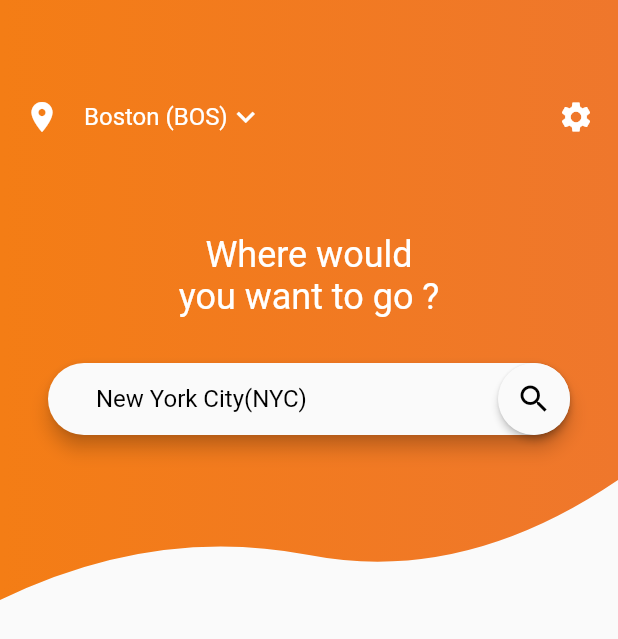
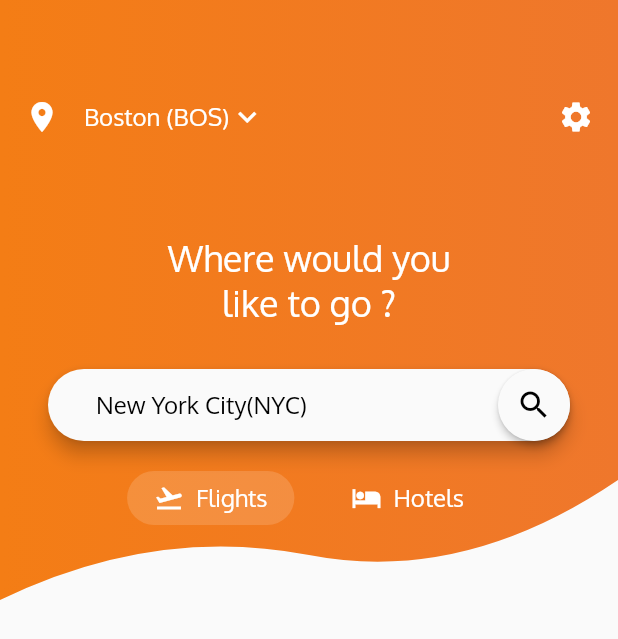
Before and after one commit to grrrgpratik/FlightTicketTracker, a Flutter app: the screen it shows after launch, on a phone screen of 412 x 824 dp. Shown: the top 639 px of the screen. Run offline on Flutter 3.47's test engine with Material 2 defaults, Android fonts, the phone set to English and light mode, and no system bars.

Commit message:
choice chip added in homescreen

```diff
--- a/lib/main.dart
+++ b/lib/main.dart
@@ -1,5 +1,6 @@
 import 'package:flight_ticket_tracker/CustomShapeClipper.dart';
 import 'package:flutter/material.dart';
+import 'package:flutter/services.dart';
 
 void main() => runApp((MaterialApp(
     title: "Flight Tracker App",
@@ -19,6 +20,8 @@ class MyApp extends StatelessWidget {
   // This widget is the root of your application.
   @override
   Widget build(BuildContext context) {
+    SystemChrome.setSystemUIOverlayStyle(
+        SystemUiOverlayStyle(statusBarColor: Color(0xFFC86712)));
     return Scaffold(
       body: Column(
         children: <Widget>[HomeScreenTopContainer()],
@@ -37,6 +40,7 @@ class HomeScreenTopContainer extends StatefulWidget {
 
 class _HomeScreenTopContainerState extends State<HomeScreenTopContainer> {
   var selectedLocationIndex = 0;
+  var isFlightSelected = true;
 
   @override
   Widget build(BuildContext context) {
@@ -106,7 +110,7 @@ class _HomeScreenTopContainerState extends State<HomeScreenTopContainer> {
                   height: 50,
                 ),
                 Text(
-                  "Where would\nyou want to go ?",
+                  "Where would you\nlike to go ?",
                   style: TextStyle(fontSize: 24, color: Colors.white),
                   textAlign: TextAlign.center,
                 ),
@@ -137,8 +141,30 @@ class _HomeScreenTopContainerState extends State<HomeScreenTopContainer> {
                     ),
                   ),
                 ),
+                SizedBox(height: 20.0),
                 Row(
-                  children: <Widget>[],
+                  mainAxisAlignment: MainAxisAlignment.spaceAround,
+                  mainAxisSize: MainAxisSize.min,
+                  children: <Widget>[
+                    InkWell(
+                      onTap: () {
+                        setState(() {
+                          isFlightSelected = true;
+                        });
+                      },
+                      child: ChoiceChip(
+                          Icons.flight_takeoff, "Flights", isFlightSelected),
+                    ),
+                    SizedBox(width: 20),
+                    InkWell(
+                        onTap: () {
+                          setState(() {
+                            isFlightSelected = false;
+                          });
+                        },
+                        child: ChoiceChip(
+                            Icons.hotel, "Hotels", !isFlightSelected)),
+                  ],
                 )
               ],
             ),
@@ -148,3 +174,38 @@ class _HomeScreenTopContainerState extends State<HomeScreenTopContainer> {
     );
   }
 }
+
+class ChoiceChip extends StatefulWidget {
+  final IconData icon;
+  final String text;
+  final bool isSelected;
+
+  ChoiceChip(this.icon, this.text, this.isSelected);
+  _ChoiceChipState createState() => _ChoiceChipState();
+}
+
+class _ChoiceChipState extends State<ChoiceChip> {
+  @override
+  Widget build(BuildContext context) {
+    return Container(
+      padding: EdgeInsets.symmetric(horizontal: 18, vertical: 8),
+      decoration: widget.isSelected
+          ? BoxDecoration(
+              color: Colors.white.withOpacity(0.15),
+              borderRadius: BorderRadius.all(Radius.circular((20.0))))
+          : null,
+      child: Row(children: <Widget>[
+        Icon(
+          widget.icon,
+          size: 20,
+          color: Colors.white,
+        ),
+        SizedBox(width: 8),
+        Text(
+          widget.text,
+          style: TextStyle(color: Colors.white, fontSize: 16),
+        )
+      ]),
+    );
+  }
+}
--- a/pubspec.yaml
+++ b/pubspec.yaml
@@ -41,6 +41,7 @@ flutter:
     - family: OpenSans
       fonts:
         - asset: assets/fonts/OpenSans-Light.ttf
+
         - asset: assets/fonts/OpenSans-SemiBold.ttf
 
     - family: Raleway
@@ -49,6 +50,9 @@ flutter:
         - asset: assets/fonts/Raleway-SemiBold.ttf
 
     - family: Oxygen
+      fonts:
+        - asset: assets/fonts/Oxygen-Regular.ttf
+        - asset: assets/fonts/Oxygen-Light.ttf
 
   assets:
     - assets/images/
```
